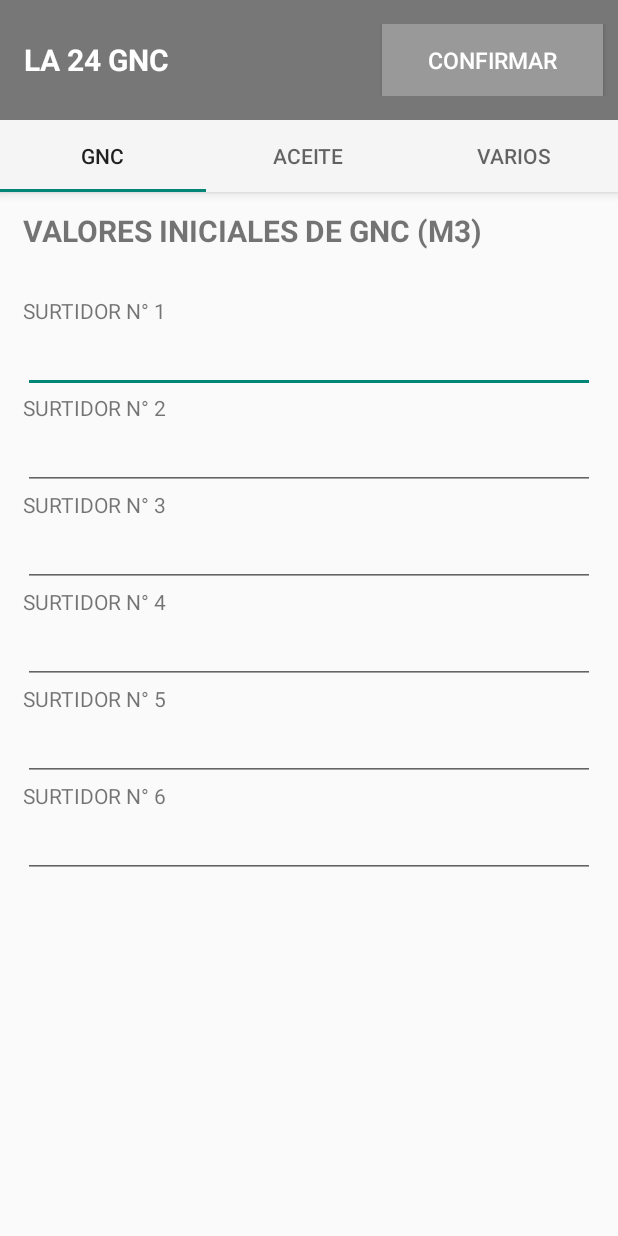
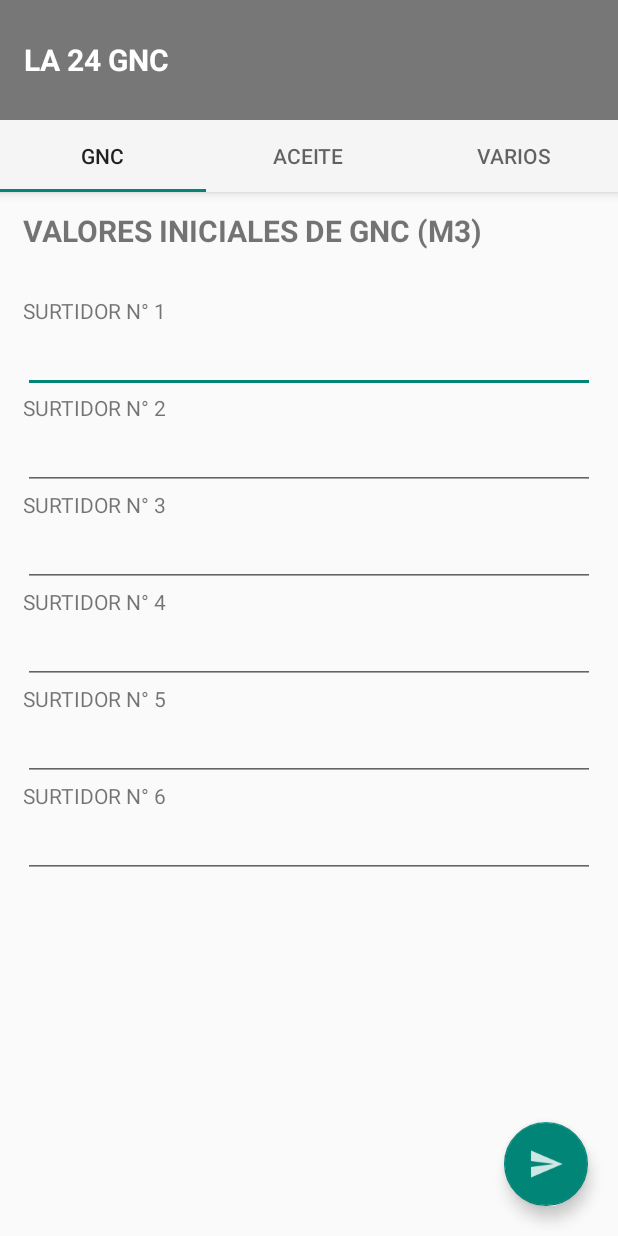
Before and after one commit to fernandezPablo/La24, an Android app: the AbrirTurnoActivity screen opened directly, with no data from a screen before it, on a phone screen of 412 x 824 dp. Run offline under Robolectric (Android 15) with nearby library versions, the phone set to English and light mode, and no system bars.

Commit message:
Añadido nuevo icono a la app. Añadido boton flotante. Eliminado boton confirmar de la toolbar

```diff
--- a/app/src/main/res/layout/activity_abrir_turno.xml
+++ b/app/src/main/res/layout/activity_abrir_turno.xml
@@ -34,4 +34,21 @@
         android:id="@+id/viewPager"
         ></android.support.v4.view.ViewPager>
 
+    <android.support.design.widget.CoordinatorLayout
+        android:layout_width="match_parent"
+        android:layout_height="match_parent">
+
+        <android.support.design.widget.FloatingActionButton
+            android:id="@+id/fab_send"
+            android:layout_width="wrap_content"
+            android:layout_height="wrap_content"
+            android:layout_gravity="bottom|end"
+            android:layout_marginRight="20dp"
+            android:layout_marginBottom="20dp"
+            android:src="@drawable/ic_action_fab_send"
+            app:fabSize="normal"
+            />
+
+    </android.support.design.widget.CoordinatorLayout>
+
 </RelativeLayout>
--- a/app/src/main/res/layout/toolbar_layout.xml
+++ b/app/src/main/res/layout/toolbar_layout.xml
@@ -27,18 +27,7 @@
             android:layout_weight="3"
             />
 
-        <Button
-            android:layout_width="wrap_content"
-            android:layout_height="match_parent"
-            android:layout_weight="1"
-            android:textSize="15dp"
-            android:width="100dp"
-            android:text="CONFIRMAR"
-            android:id="@+id/btnConfirmar"
-            android:layout_marginRight="10dp"
-            android:background="@color/grey_light"
-            android:textColor="@color/white"
-            />
+
 
     </android.support.v7.widget.LinearLayoutCompat>
 
```
Also changed, not shown: app/src/main/ic_launcher-web.png (added), app/src/main/res/drawable-hdpi/ic_action_fab_send.png (added), app/src/main/res/drawable-mdpi/ic_action_fab_send.png (added), app/src/main/res/drawable-xhdpi/ic_action_fab_send.png (added), app/src/main/res/drawable-xxhdpi/ic_action_fab_send.png (added), app/src/main/res/mipmap-hdpi/ic_launcher.png, app/src/main/res/mipmap-mdpi/ic_launcher.png, app/src/main/res/mipmap-xhdpi/ic_launcher.png, app/src/main/res/mipmap-xxhdpi/ic_launcher.png, app/src/main/res/mipmap-xxxhdpi/ic_launcher.png.
